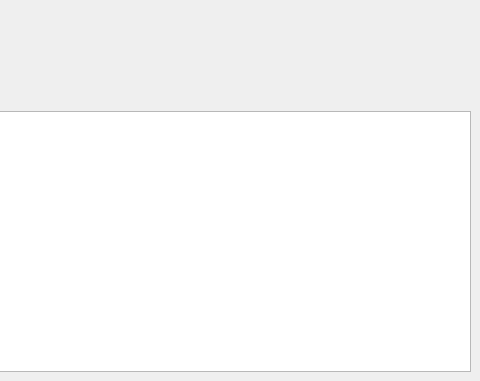
First picture: the form in mainwindow.ui, repository horvathzoltan/biovitality, before the edit; both pictures show x 506 to 986 and y 187 to 568 of the 986 by 568 pixel window.
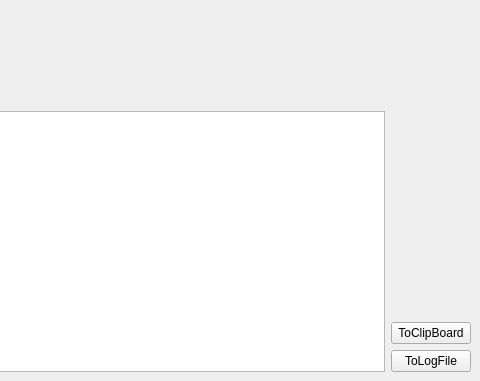
Second picture: the form after the edit.

What changed in the file:
```diff
--- a/mainwindow.ui
+++ b/mainwindow.ui
@@ -81,11 +81,46 @@
      </spacer>
     </item>
     <item>
+     <layout class="QHBoxLayout" name="horizontalLayout_2">
+      <item>
      <widget class="QPlainTextEdit" name="plainTextEdit_status">
       <property name="textInteractionFlags">
        <set>Qt::TextInteractionFlag::NoTextInteraction</set>
       </property>
      </widget>
+      </item>
+      <item>
+       <layout class="QVBoxLayout" name="verticalLayout_2">
+        <item>
+         <spacer name="verticalSpacer_2">
+          <property name="orientation">
+           <enum>Qt::Orientation::Vertical</enum>
+          </property>
+          <property name="sizeHint" stdset="0">
+           <size>
+            <width>20</width>
+            <height>40</height>
+           </size>
+          </property>
+         </spacer>
+        </item>
+        <item>
+         <widget class="QPushButton" name="pushButton_ToClipBoard">
+          <property name="text">
+           <string>ToClipBoard</string>
+          </property>
+         </widget>
+        </item>
+        <item>
+         <widget class="QPushButton" name="pushButton_ToLogFile">
+          <property name="text">
+           <string>ToLogFile</string>
+          </property>
+         </widget>
+        </item>
+       </layout>
+      </item>
+     </layout>
     </item>
    </layout>
   </widget>
```
Lines whose indentation alone changed are shown as unchanged.
